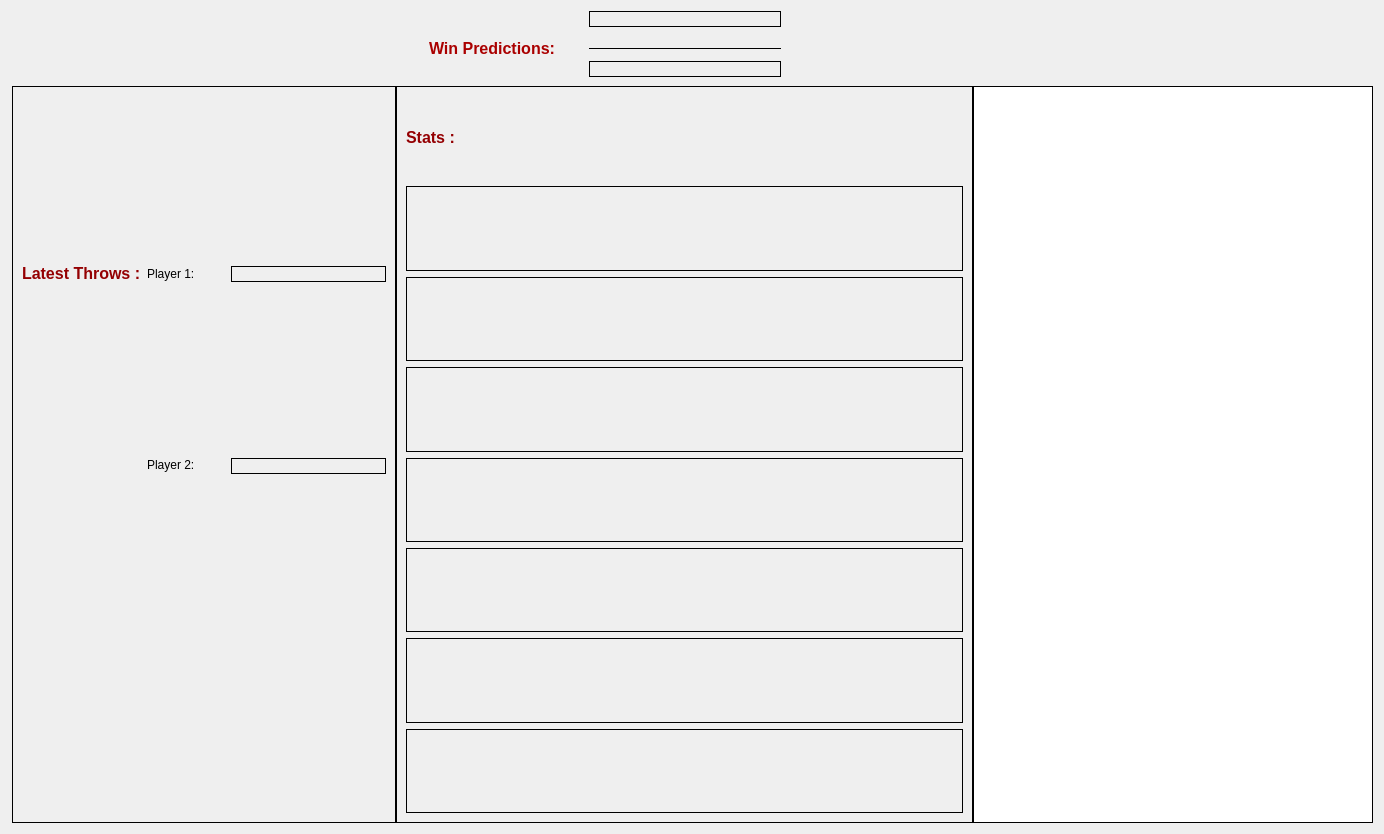
Above: audienceview.ui from dartbois/DartsTheEndIsNigh before the change. Below: the same form after it.
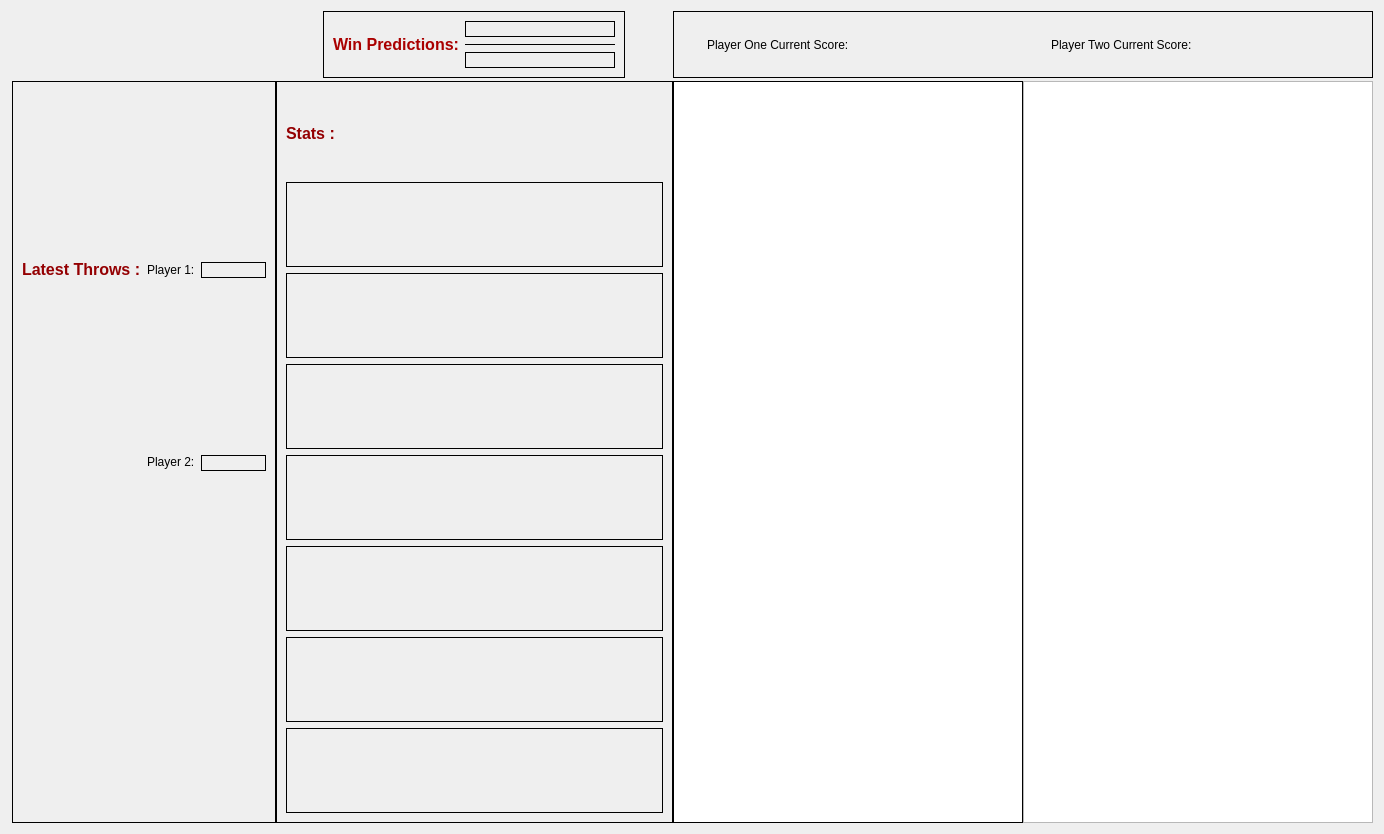
That is the form after the change. Icons and pictures are not drawn.

```diff
--- a/audienceview.ui
+++ b/audienceview.ui
@@ -26,7 +26,201 @@
    <property name="verticalSpacing">
     <number>3</number>
    </property>
-   <item row="8" column="2" colspan="3">
+   <item row="5" column="5">
+    <widget class="QListWidget" name="listWidget">
+     <property name="maximumSize">
+      <size>
+       <width>350</width>
+       <height>16777215</height>
+      </size>
+     </property>
+     <property name="frameShape">
+      <enum>QFrame::Box</enum>
+     </property>
+     <property name="frameShadow">
+      <enum>QFrame::Plain</enum>
+     </property>
+    </widget>
+   </item>
+   <item row="3" column="5" colspan="2">
+    <widget class="QFrame" name="frame_4">
+     <property name="frameShape">
+      <enum>QFrame::Box</enum>
+     </property>
+     <property name="frameShadow">
+      <enum>QFrame::Plain</enum>
+     </property>
+     <layout class="QHBoxLayout" name="horizontalLayout">
+      <item alignment="Qt::AlignRight">
+       <widget class="QLabel" name="label_5">
+        <property name="text">
+         <string>Player One Current Score:</string>
+        </property>
+       </widget>
+      </item>
+      <item>
+       <widget class="QLabel" name="PlayerOneCurrentScore">
+        <property name="text">
+         <string/>
+        </property>
+       </widget>
+      </item>
+      <item alignment="Qt::AlignRight">
+       <widget class="QLabel" name="label_6">
+        <property name="text">
+         <string>Player Two Current Score:</string>
+        </property>
+       </widget>
+      </item>
+      <item>
+       <widget class="QLabel" name="PlayerTwoCurrentScore">
+        <property name="text">
+         <string/>
+        </property>
+       </widget>
+      </item>
+     </layout>
+    </widget>
+   </item>
+   <item row="3" column="2" colspan="3" alignment="Qt::AlignHCenter">
+    <widget class="QFrame" name="frame_3">
+     <property name="frameShape">
+      <enum>QFrame::Box</enum>
+     </property>
+     <property name="frameShadow">
+      <enum>QFrame::Plain</enum>
+     </property>
+     <layout class="QGridLayout" name="gridLayout_3">
+      <item row="0" column="1">
+       <widget class="QLabel" name="PlayerOnePredictions">
+        <property name="minimumSize">
+         <size>
+          <width>150</width>
+          <height>0</height>
+         </size>
+        </property>
+        <property name="maximumSize">
+         <size>
+          <width>150</width>
+          <height>50</height>
+         </size>
+        </property>
+        <property name="frameShape">
+         <enum>QFrame::Box</enum>
+        </property>
+        <property name="text">
+         <string/>
+        </property>
+       </widget>
+      </item>
+      <item row="2" column="1">
+       <widget class="QLabel" name="PlayerTwoPredictions">
+        <property name="maximumSize">
+         <size>
+          <width>150</width>
+          <height>50</height>
+         </size>
+        </property>
+        <property name="frameShape">
+         <enum>QFrame::Box</enum>
+        </property>
+        <property name="text">
+         <string/>
+        </property>
+       </widget>
+      </item>
+      <item row="1" column="1">
+       <widget class="Line" name="line_5">
+        <property name="maximumSize">
+         <size>
+          <width>150</width>
+          <height>16777215</height>
+         </size>
+        </property>
+        <property name="frameShadow">
+         <enum>QFrame::Plain</enum>
+        </property>
+        <property name="midLineWidth">
+         <number>3</number>
+        </property>
+        <property name="orientation">
+         <enum>Qt::Horizontal</enum>
+        </property>
+       </widget>
+      </item>
+      <item row="0" column="0" rowspan="3" alignment="Qt::AlignRight">
+       <widget class="QLabel" name="label">
+        <property name="maximumSize">
+         <size>
+          <width>300</width>
+          <height>16777215</height>
+         </size>
+        </property>
+        <property name="text">
+         <string>&lt;html&gt;&lt;head/&gt;&lt;body&gt;&lt;p&gt;&lt;span style=&quot; font-size:12pt; font-weight:600; color:#aa0000;&quot;&gt;Win Predictions:&lt;/span&gt;&lt;/p&gt;&lt;/body&gt;&lt;/html&gt;</string>
+        </property>
+       </widget>
+      </item>
+     </layout>
+    </widget>
+   </item>
+   <item row="5" column="0" colspan="2">
+    <widget class="QFrame" name="frame_2">
+     <property name="frameShape">
+      <enum>QFrame::Box</enum>
+     </property>
+     <property name="frameShadow">
+      <enum>QFrame::Plain</enum>
+     </property>
+     <layout class="QGridLayout" name="gridLayout_2">
+      <item row="1" column="1" alignment="Qt::AlignLeft|Qt::AlignTop">
+       <widget class="QLabel" name="PlayerTwoLabel">
+        <property name="text">
+         <string>Player 2:</string>
+        </property>
+       </widget>
+      </item>
+      <item row="0" column="0" alignment="Qt::AlignHCenter|Qt::AlignVCenter">
+       <widget class="QLabel" name="label_2">
+        <property name="frameShape">
+         <enum>QFrame::NoFrame</enum>
+        </property>
+        <property name="text">
+         <string>&lt;html&gt;&lt;head/&gt;&lt;body&gt;&lt;p&gt;&lt;span style=&quot; font-size:12pt; font-weight:600; color:#940002;&quot;&gt;Latest Throws :&lt;/span&gt;&lt;/p&gt;&lt;/body&gt;&lt;/html&gt;</string>
+        </property>
+       </widget>
+      </item>
+      <item row="0" column="1" alignment="Qt::AlignLeft|Qt::AlignVCenter">
+       <widget class="QLabel" name="PlayerOneLabel">
+        <property name="text">
+         <string>Player 1:</string>
+        </property>
+       </widget>
+      </item>
+      <item row="0" column="2" colspan="2" alignment="Qt::AlignVCenter">
+       <widget class="QLabel" name="PlayerOneLastThrowLabel">
+        <property name="frameShape">
+         <enum>QFrame::Box</enum>
+        </property>
+        <property name="text">
+         <string/>
+        </property>
+       </widget>
+      </item>
+      <item row="1" column="2" colspan="2" alignment="Qt::AlignTop">
+       <widget class="QLabel" name="PlayerTwoLastThrowLabel">
+        <property name="frameShape">
+         <enum>QFrame::Box</enum>
+        </property>
+        <property name="text">
+         <string/>
+        </property>
+       </widget>
+      </item>
+     </layout>
+    </widget>
+   </item>
+   <item row="5" column="2" colspan="3">
     <widget class="QFrame" name="frame">
      <property name="minimumSize">
       <size>
@@ -127,46 +321,17 @@
      </layout>
     </widget>
    </item>
-   <item row="4" column="3">
-    <widget class="Line" name="line_5">
-     <property name="frameShadow">
-      <enum>QFrame::Plain</enum>
-     </property>
-     <property name="midLineWidth">
-      <number>3</number>
-     </property>
-     <property name="orientation">
-      <enum>Qt::Horizontal</enum>
-     </property>
-    </widget>
-   </item>
-   <item row="8" column="5">
-    <widget class="QTableWidget" name="tableWidget">
+   <item row="5" column="6">
+    <widget class="QListWidget" name="listWidget_2">
      <property name="maximumSize">
       <size>
-       <width>400</width>
+       <width>350</width>
        <height>16777215</height>
       </size>
      </property>
-     <property name="frameShape">
-      <enum>QFrame::Box</enum>
-     </property>
-     <property name="frameShadow">
-      <enum>QFrame::Plain</enum>
-     </property>
     </widget>
    </item>
-   <item row="0" column="3">
-    <widget class="QLabel" name="label_5">
-     <property name="frameShape">
-      <enum>QFrame::Box</enum>
-     </property>
-     <property name="text">
-      <string/>
-     </property>
-    </widget>
-   </item>
-   <item row="1" column="4" rowspan="7" colspan="2">
+   <item row="3" column="0">
     <widget class="QLabel" name="label_8">
      <property name="text">
       <string/>
@@ -176,79 +341,6 @@
      </property>
     </widget>
    </item>
-   <item row="8" column="0" colspan="2">
-    <widget class="QFrame" name="frame_2">
-     <property name="frameShape">
-      <enum>QFrame::Box</enum>
-     </property>
-     <property name="frameShadow">
-      <enum>QFrame::Plain</enum>
-     </property>
-     <layout class="QGridLayout" name="gridLayout_2">
-      <item row="1" column="1" alignment="Qt::AlignLeft|Qt::AlignTop">
-       <widget class="QLabel" name="PlayerTwoLabel">
-        <property name="text">
-         <string>Player 2:</string>
-        </property>
-       </widget>
-      </item>
-      <item row="0" column="0" alignment="Qt::AlignHCenter|Qt::AlignVCenter">
-       <widget class="QLabel" name="label_2">
-        <property name="frameShape">
-         <enum>QFrame::NoFrame</enum>
-        </property>
-        <property name="text">
-         <string>&lt;html&gt;&lt;head/&gt;&lt;body&gt;&lt;p&gt;&lt;span style=&quot; font-size:12pt; font-weight:600; color:#940002;&quot;&gt;Latest Throws :&lt;/span&gt;&lt;/p&gt;&lt;/body&gt;&lt;/html&gt;</string>
-        </property>
-       </widget>
-      </item>
-      <item row="0" column="1" alignment="Qt::AlignLeft|Qt::AlignVCenter">
-       <widget class="QLabel" name="PlayerOneLabel">
-        <property name="text">
-         <string>Player 1:</string>
-        </property>
-       </widget>
-      </item>
-      <item row="0" column="2" colspan="2" alignment="Qt::AlignVCenter">
-       <widget class="QLabel" name="PlayerOneLastThrowLabel">
-        <property name="frameShape">
-         <enum>QFrame::Box</enum>
-        </property>
-        <property name="text">
-         <string/>
-        </property>
-       </widget>
-      </item>
-      <item row="1" column="2" colspan="2" alignment="Qt::AlignTop">
-       <widget class="QLabel" name="PlayerTwoLastThrowLabel">
-        <property name="frameShape">
-         <enum>QFrame::Box</enum>
-        </property>
-        <property name="text">
-         <string/>
-        </property>
-       </widget>
-      </item>
-     </layout>
-    </widget>
-   </item>
-   <item row="4" column="2" alignment="Qt::AlignHCenter">
-    <widget class="QLabel" name="label">
-     <property name="text">
-      <string>&lt;html&gt;&lt;head/&gt;&lt;body&gt;&lt;p&gt;&lt;span style=&quot; font-size:12pt; font-weight:600; color:#aa0000;&quot;&gt;Win Predictions:&lt;/span&gt;&lt;/p&gt;&lt;/body&gt;&lt;/html&gt;</string>
-     </property>
-    </widget>
-   </item>
-   <item row="5" column="3">
-    <widget class="QLabel" name="label_4">
-     <property name="frameShape">
-      <enum>QFrame::Box</enum>
-     </property>
-     <property name="text">
-      <string/>
-     </property>
-    </widget>
-   </item>
   </layout>
   <zorder>frame</zorder>
   <zorder>frame_2</zorder>
```
Left out of the diff: 9 changed lines with no effect on the pictures.
